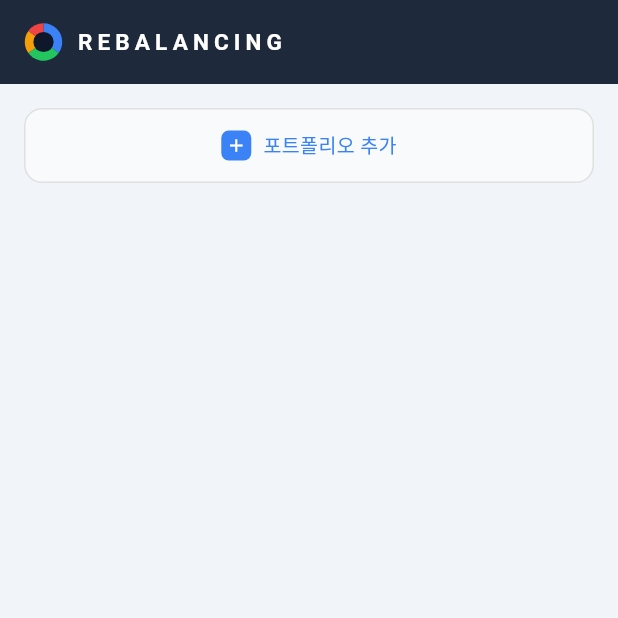
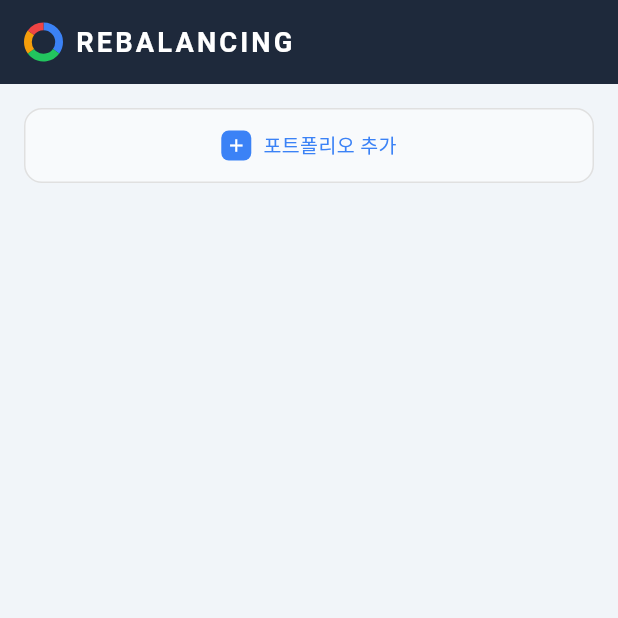
Before and after one commit to halladin00-commits/rebalancing_app, a Flutter app: the screen it shows after launch, after a tap on "위 내용을 확인하였으며, 다음부터 이 안내를 표시하지 않습니다", after a tap on "확인하고 시작하기", on a phone screen of 412 x 824 dp, the top half of it. Run offline on Flutter 3.47's test engine with Material 3 defaults, Android fonts, the phone set to English and light mode, and no system bars; our stand-ins replace permission_handler, screenshot, shared_preferences; missing offline and left inert: image_gallery_saver_plus; network calls fail; Roboto replaces fonts that are missing (Pretendard).

Commit message:
feat: 로고·아이콘 전면 개선
[AppLogo 슬림 도넛]
- 파이 슬라이스 → stroke arc 방식으로 변경 (슬림하게)
- 텍스트 크기 0.58→0.70, 자간 0.13→0.08 (목업과 일치)

[Flutter SplashScreen]
- _AppEntryPoint에 1.4초 스플래시 추가
- 가로 로고(AppLogo iconSize:38) 네이비 배경 중앙 표시

[홈 아이콘 (% 제거, 슬림 링)]
- ic_launcher_foreground.png: 슬림 4색 링, % 없음
- ic_launcher.png: 동일 스타일 레거시 아이콘

[Android 네이티브 스플래시]
- ic_splash.png: 슬림 링만 (Flutter 스플래시가 텍스트 담당)

```diff
--- a/lib/main.dart
+++ b/lib/main.dart
@@ -6,6 +6,7 @@ import 'services/storage_service.dart';
 import 'screens/portfolio_list_screen.dart';
 import 'services/stock_search_service.dart';
 import 'widgets/disclaimer_dialog.dart';
+import 'widgets/app_logo.dart';
 
 void main() {
   WidgetsFlutterBinding.ensureInitialized();
@@ -211,16 +212,30 @@ class _AppEntryPoint extends StatefulWidget {
 }
 
 class _AppEntryPointState extends State<_AppEntryPoint> {
+  bool _showSplash = true;
+
   @override
   void initState() {
     super.initState();
-    WidgetsBinding.instance.addPostFrameCallback((_) {
-      DisclaimerDialog.showIfNeeded(context);
+    Future.delayed(const Duration(milliseconds: 1400), () {
+      if (!mounted) return;
+      setState(() => _showSplash = false);
+      WidgetsBinding.instance.addPostFrameCallback((_) {
+        DisclaimerDialog.showIfNeeded(context);
+      });
     });
   }
 
   @override
-  Widget build(BuildContext context) => const PortfolioListScreen();
+  Widget build(BuildContext context) {
+    if (_showSplash) {
+      return const Scaffold(
+        backgroundColor: Color(0xFF0F172A),
+        body: Center(child: AppLogo(iconSize: 38)),
+      );
+    }
+    return const PortfolioListScreen();
+  }
 }
 
 // ── 포트폴리오 Provider ──
--- a/lib/widgets/app_logo.dart
+++ b/lib/widgets/app_logo.dart
@@ -1,7 +1,7 @@
 import 'dart:math' as math;
 import 'package:flutter/material.dart';
 
-/// 앱바 / 스플래시에서 쓰는 미니 도넛 + REBALANCING 로고
+/// 미니 도넛 (슬림 링) + REBALANCING 텍스트 로고
 class AppLogo extends StatelessWidget {
   final double iconSize;
   const AppLogo({super.key, this.iconSize = 26});
@@ -15,16 +15,16 @@ class AppLogo extends StatelessWidget {
         SizedBox(
           width: iconSize,
           height: iconSize,
-          child: CustomPaint(painter: _MiniDonutPainter()),
+          child: CustomPaint(painter: _SlimRingPainter()),
         ),
-        SizedBox(width: iconSize * 0.32),
+        SizedBox(width: iconSize * 0.30),
         Text(
           'REBALANCING',
           style: TextStyle(
-            fontSize: iconSize * 0.58,
+            fontSize: iconSize * 0.70,   // 이전 0.58 → 0.70 (더 크게)
             fontWeight: FontWeight.w700,
             color: Colors.white,
-            letterSpacing: iconSize * 0.13,
+            letterSpacing: iconSize * 0.08, // 이전 0.13 → 0.08 (자간 줄임)
           ),
         ),
       ],
@@ -32,40 +32,40 @@ class AppLogo extends StatelessWidget {
   }
 }
 
-class _MiniDonutPainter extends CustomPainter {
+/// 슬림 4색 링 (% 없음, stroke 방식 → 텍스트와 균형 맞음)
+class _SlimRingPainter extends CustomPainter {
   @override
   void paint(Canvas canvas, Size size) {
     final cx = size.width / 2;
     final cy = size.height / 2;
-    final r = size.width * 0.48;
 
-    // 파이 슬라이스 (useCenter=true 로 채움, 중앙원으로 구멍 뚫기)
+    // 링의 중심 반지름 / 두께
+    final r  = size.width * 0.40;
+    final sw = size.width * 0.20;  // 슬림 두께
+
     final slices = [
-      [const Color(0xFF3B82F6), -90.0, 126.0],
-      [const Color(0xFF22C55E),  36.0, 108.0],
-      [const Color(0xFFF59E0B), 144.0,  72.0],
-      [const Color(0xFFEF4444), 216.0,  54.0],
+      [const Color(0xFF3B82F6), -90.0, 126.0],  // 파랑 35%
+      [const Color(0xFF22C55E),  36.0, 108.0],  // 초록 30%
+      [const Color(0xFFF59E0B), 144.0,  72.0],  // 노랑 20%
+      [const Color(0xFFEF4444), 216.0,  54.0],  // 빨강 15%
     ];
 
     for (final s in slices) {
-      final color  = s[0] as Color;
-      final start  = (s[1] as double) * math.pi / 180;
-      final sweep  = (s[2] as double) * math.pi / 180;
+      final color = s[0] as Color;
+      final start = (s[1] as double) * math.pi / 180;
+      final sweep = (s[2] as double) * math.pi / 180;
       canvas.drawArc(
         Rect.fromCircle(center: Offset(cx, cy), radius: r),
-        start, sweep, true,
-        Paint()..color = color,
+        start, sweep, false,
+        Paint()
+          ..color = color
+          ..style = PaintingStyle.stroke
+          ..strokeWidth = sw
+          ..strokeCap = StrokeCap.butt,
       );
     }
-
-    // 중앙 구멍 (네이비로 채움)
-    canvas.drawCircle(
-      Offset(cx, cy),
-      r * 0.54,
-      Paint()..color = const Color(0xFF0F172A),
-    );
   }
 
   @override
-  bool shouldRepaint(_MiniDonutPainter _) => false;
+  bool shouldRepaint(_SlimRingPainter _) => false;
 }
```
Also changed, not shown: 15 other files.
